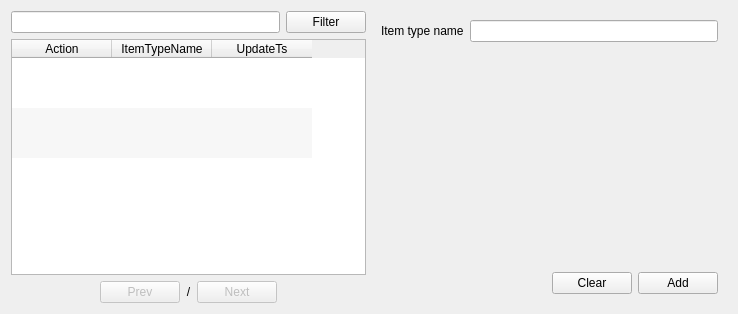
Qt form app/views/templates/ManageItemType.ui (rondalefloyd/mts-pos) before a commit.
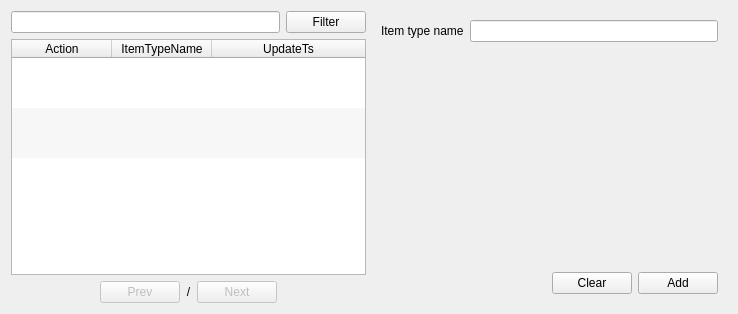
The same form after that commit.

What changed in the file:
```diff
--- a/app/views/templates/ManageItemType.ui
+++ b/app/views/templates/ManageItemType.ui
@@ -60,7 +60,7 @@
         <bool>false</bool>
        </property>
        <attribute name="horizontalHeaderStretchLastSection">
-        <bool>false</bool>
+        <bool>true</bool>
        </attribute>
        <attribute name="verticalHeaderVisible">
         <bool>false</bool>
```
